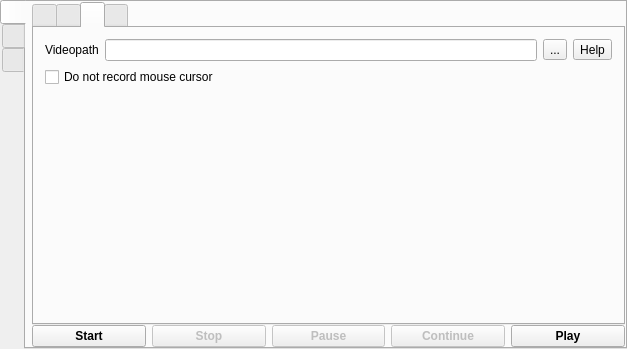
vkohaupt/vokoscreenNG, file mainwindow.ui: the form before one commit.
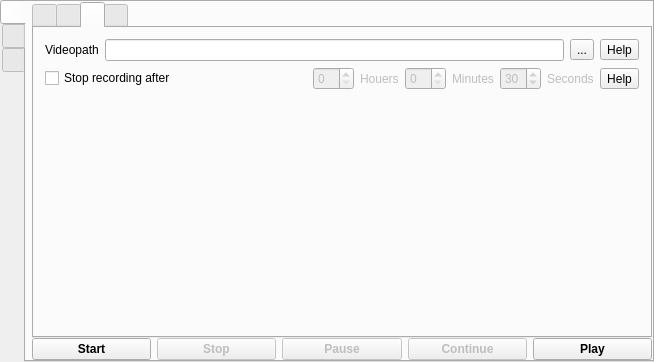
The form after the commit. The open tabs and pages were chosen to show the change. Icons and pictures are not drawn.

Commit message: Stop recordung after

The edit to the form file:
```diff
--- a/mainwindow.ui
+++ b/mainwindow.ui
@@ -6,8 +6,8 @@
    <rect>
     <x>0</x>
     <y>0</y>
-    <width>627</width>
-    <height>349</height>
+    <width>654</width>
+    <height>362</height>
    </rect>
   </property>
   <property name="windowTitle">
@@ -29,6 +29,12 @@
     </property>
     <item>
      <widget class="QTabWidget" name="tabWidgetSideBar">
+      <property name="sizePolicy">
+       <sizepolicy hsizetype="Expanding" vsizetype="Expanding">
+        <horstretch>0</horstretch>
+        <verstretch>0</verstretch>
+       </sizepolicy>
+      </property>
       <property name="toolTip">
        <string notr="true"/>
       </property>
@@ -51,6 +57,10 @@
        <property name="toolTip">
         <string notr="true"/>
        </property>
+       <attribute name="icon">
+        <iconset>
+         <normaloff>pictures/tools.png</normaloff>pictures/tools.png</iconset>
+       </attribute>
        <attribute name="title">
         <string notr="true"/>
        </attribute>
@@ -75,11 +85,17 @@
         </property>
         <item>
          <widget class="QTabWidget" name="tabWidgetScreencast">
+          <property name="sizePolicy">
+           <sizepolicy hsizetype="Expanding" vsizetype="Expanding">
+            <horstretch>0</horstretch>
+            <verstretch>0</verstretch>
+           </sizepolicy>
+          </property>
           <property name="toolTip">
            <string notr="true"/>
           </property>
           <property name="currentIndex">
-           <number>0</number>
+           <number>2</number>
           </property>
           <property name="iconSize">
            <size>
@@ -196,9 +212,6 @@
               <property name="orientation">
                <enum>Qt::Horizontal</enum>
               </property>
-              <property name="sizeType">
-               <enum>QSizePolicy::MinimumExpanding</enum>
-              </property>
               <property name="sizeHint" stdset="0">
                <size>
                 <width>40</width>
@@ -349,12 +362,29 @@
              </layout>
             </item>
             <item>
-             <widget class="Line" name="line">
-              <property name="orientation">
-               <enum>Qt::Horizontal</enum>
+             <widget class="QFrame" name="frame">
+              <property name="frameShape">
+               <enum>QFrame::StyledPanel</enum>
               </property>
-             </widget>
-            </item>
+              <property name="frameShadow">
+               <enum>QFrame::Raised</enum>
+              </property>
+              <layout class="QVBoxLayout" name="verticalLayout_11">
+               <property name="spacing">
+                <number>0</number>
+               </property>
+               <property name="leftMargin">
+                <number>0</number>
+               </property>
+               <property name="topMargin">
+                <number>0</number>
+               </property>
+               <property name="rightMargin">
+                <number>0</number>
+               </property>
+               <property name="bottomMargin">
+                <number>0</number>
+               </property>
             <item>
              <layout class="QHBoxLayout" name="horizontalLayout_3">
               <item>
@@ -396,7 +426,7 @@
             <item>
              <widget class="QScrollArea" name="scrollAreaAudioDevice">
               <property name="frameShape">
-               <enum>QFrame::StyledPanel</enum>
+                  <enum>QFrame::NoFrame</enum>
               </property>
               <property name="widgetResizable">
                <bool>true</bool>
@@ -409,7 +439,7 @@
                 <rect>
                  <x>0</x>
                  <y>0</y>
-                 <width>562</width>
+                    <width>513</width>
                  <height>81</height>
                 </rect>
                </property>
@@ -435,6 +465,16 @@
             </item>
            </layout>
           </widget>
+            </item>
+            <item>
+             <widget class="QCheckBox" name="checkBoxMouseCursorOnOff">
+              <property name="text">
+               <string>Do not record mouse cursor</string>
+              </property>
+             </widget>
+            </item>
+           </layout>
+          </widget>
           <widget class="QWidget" name="tabMisc">
            <attribute name="title">
             <string notr="true"/>
@@ -479,14 +519,89 @@
              </layout>
             </item>
             <item>
-             <widget class="QCheckBox" name="checkBoxMouseCursorOnOff">
+             <layout class="QHBoxLayout" name="horizontalLayout_19">
+              <item>
+               <widget class="QCheckBox" name="checkBoxStopRecordingAfter">
               <property name="text">
-               <string>Do not record mouse cursor</string>
+                 <string>Stop recording after</string>
               </property>
              </widget>
             </item>
             <item>
-             <spacer name="verticalSpacer_4">
+               <widget class="QFrame" name="frameStopRecordingAfter">
+                <property name="enabled">
+                 <bool>false</bool>
+                </property>
+                <property name="frameShape">
+                 <enum>QFrame::NoFrame</enum>
+                </property>
+                <property name="frameShadow">
+                 <enum>QFrame::Raised</enum>
+                </property>
+                <layout class="QHBoxLayout" name="horizontalLayout_16">
+                 <property name="spacing">
+                  <number>6</number>
+                 </property>
+                 <property name="leftMargin">
+                  <number>0</number>
+                 </property>
+                 <property name="topMargin">
+                  <number>0</number>
+                 </property>
+                 <property name="rightMargin">
+                  <number>0</number>
+                 </property>
+                 <property name="bottomMargin">
+                  <number>0</number>
+                 </property>
+                 <item>
+                  <widget class="QSpinBox" name="spinBoxStopRecordingAfterHouers"/>
+                 </item>
+                 <item>
+                  <widget class="QLabel" name="label_7">
+                   <property name="text">
+                    <string>Houers</string>
+                   </property>
+                  </widget>
+                 </item>
+                 <item>
+                  <widget class="QSpinBox" name="spinBoxStopRecordingAfterMinutes"/>
+                 </item>
+                 <item>
+                  <widget class="QLabel" name="label_8">
+                   <property name="text">
+                    <string>Minutes</string>
+                   </property>
+                  </widget>
+                 </item>
+                 <item>
+                  <widget class="QSpinBox" name="spinBoxStopRecordingAfterSeconds">
+                   <property name="value">
+                    <number>30</number>
+                   </property>
+                  </widget>
+                 </item>
+                 <item>
+                  <widget class="QLabel" name="label_9">
+                   <property name="text">
+                    <string>Seconds</string>
+                   </property>
+                  </widget>
+                 </item>
+                </layout>
+               </widget>
+              </item>
+              <item>
+               <widget class="QToolButton" name="toolButtonStopRecordingAfterHelp">
+                <property name="text">
+                 <string>Help</string>
+                </property>
+               </widget>
+              </item>
+             </layout>
+            </item>
+            <item>
+             <spacer name="verticalSpacer_3">
               <property name="orientation">
                <enum>Qt::Vertical</enum>
               </property>
@@ -569,8 +684,8 @@
                   <rect>
                    <x>0</x>
                    <y>0</y>
-                   <width>246</width>
-                   <height>232</height>
+                   <width>220</width>
+                   <height>245</height>
                   </rect>
                  </property>
                  <layout class="QGridLayout" name="gridLayoutAvailable">
```
Lines whose indentation alone changed are shown as unchanged. The commit also changes 1 other file.
